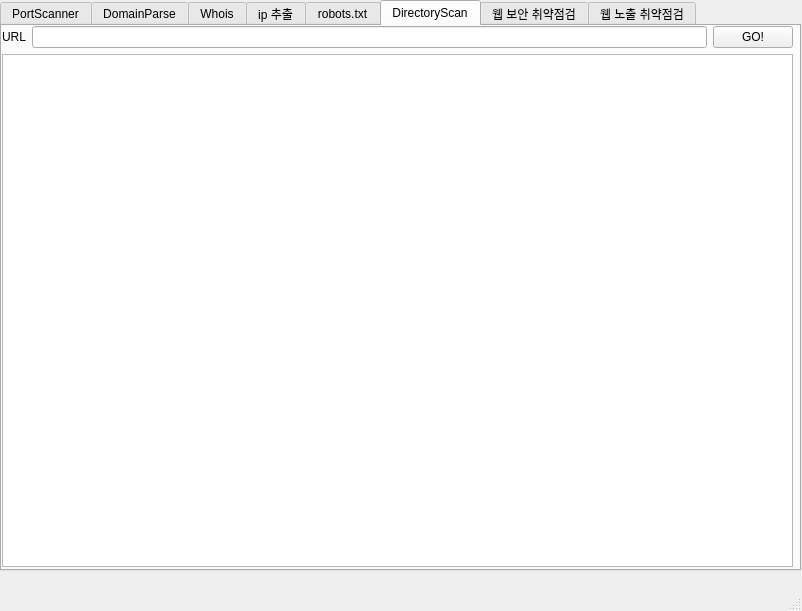
This is PortScanner.ui in EzHong1216/ProjectOAOA as Qt 5 draws it before an edit. The edited form follows.
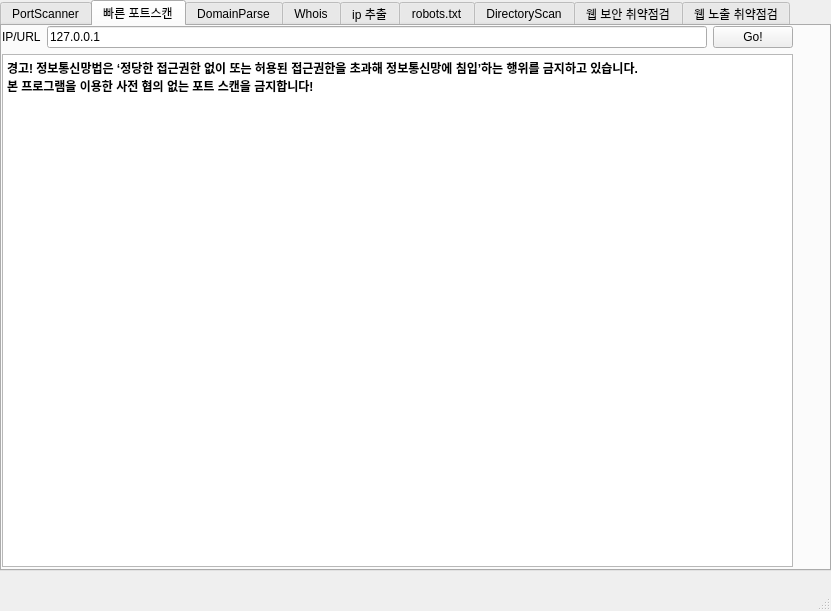
This is the edited form.

Commit message: ADD: 빠른 포트스캔 탭 기능 연결

```diff
--- a/PortScanner.ui
+++ b/PortScanner.ui
@@ -6,7 +6,7 @@
    <rect>
     <x>0</x>
     <y>0</y>
-    <width>802</width>
+    <width>831</width>
     <height>611</height>
    </rect>
   </property>
@@ -19,12 +19,12 @@
      <rect>
       <x>0</x>
       <y>0</y>
-      <width>801</width>
+      <width>831</width>
       <height>571</height>
      </rect>
     </property>
     <property name="currentIndex">
-     <number>5</number>
+     <number>1</number>
     </property>
     <widget class="QWidget" name="tab">
      <attribute name="title">
@@ -194,6 +194,63 @@
       </layout>
      </widget>
     </widget>
+    <widget class="QWidget" name="tab_9">
+     <attribute name="title">
+      <string>빠른 포트스캔</string>
+     </attribute>
+     <widget class="QWidget" name="verticalLayoutWidget_7">
+      <property name="geometry">
+       <rect>
+        <x>0</x>
+        <y>0</y>
+        <width>791</width>
+        <height>541</height>
+       </rect>
+      </property>
+      <layout class="QVBoxLayout" name="verticalLayout_7">
+       <item>
+        <layout class="QHBoxLayout" name="horizontalLayout_12">
+         <item>
+          <widget class="QLabel" name="label_15">
+           <property name="text">
+            <string>IP/URL</string>
+           </property>
+          </widget>
+         </item>
+         <item>
+          <widget class="QLineEdit" name="fastport_IPInput">
+           <property name="text">
+            <string>127.0.0.1</string>
+           </property>
+          </widget>
+         </item>
+         <item>
+          <widget class="QPushButton" name="fastport_GoButton">
+           <property name="text">
+            <string>Go!</string>
+           </property>
+          </widget>
+         </item>
+        </layout>
+       </item>
+       <item>
+        <widget class="QTextEdit" name="fastport_Result">
+         <property name="readOnly">
+          <bool>true</bool>
+         </property>
+         <property name="html">
+          <string>&lt;!DOCTYPE HTML PUBLIC &quot;-//W3C//DTD HTML 4.0//EN&quot; &quot;http://www.w3.org/TR/REC-html40/strict.dtd&quot;&gt;
+&lt;html&gt;&lt;head&gt;&lt;meta name=&quot;qrichtext&quot; content=&quot;1&quot; /&gt;&lt;style type=&quot;text/css&quot;&gt;
+p, li { white-space: pre-wrap; }
+&lt;/style&gt;&lt;/head&gt;&lt;body style=&quot; font-family:'Gulim'; font-size:9pt; font-weight:400; font-style:normal;&quot;&gt;
+&lt;p style=&quot; margin-top:0px; margin-bottom:0px; margin-left:0px; margin-right:0px; -qt-block-indent:0; text-indent:0px;&quot;&gt;&lt;span style=&quot; font-weight:600;&quot;&gt;경고! 정보통신망법은 ‘정당한 접근권한 없이 또는 허용된 접근권한을 초과해 정보통신망에 침입’하는 행위를 금지하고 있습니다.&lt;/span&gt;&lt;/p&gt;
+&lt;p style=&quot; margin-top:0px; margin-bottom:0px; margin-left:0px; margin-right:0px; -qt-block-indent:0; text-indent:0px;&quot;&gt;&lt;span style=&quot; font-weight:600;&quot;&gt;본 프로그램을 이용한 사전 협의 없는 포트 스캔을 금지합니다!&lt;/span&gt;&lt;/p&gt;&lt;/body&gt;&lt;/html&gt;</string>
+         </property>
+        </widget>
+       </item>
+      </layout>
+     </widget>
+    </widget>
     <widget class="QWidget" name="tab_2">
      <attribute name="title">
       <string>DomainParse</string>
```
Left out of the diff: 2 changed lines with no effect on the pictures. The commit also changes 2 other files.
